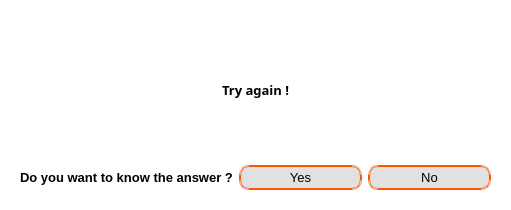
This is answer.ui in dalmagathe/Vokabellernen as Qt 5 draws it before an edit. The edited form follows.
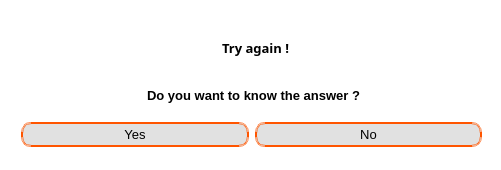
This is the edited form. Icons and pictures are not drawn.

The edit to the form file:
```diff
--- a/answer.ui
+++ b/answer.ui
@@ -6,8 +6,8 @@
    <rect>
     <x>0</x>
     <y>0</y>
-    <width>511</width>
-    <height>210</height>
+    <width>501</width>
+    <height>170</height>
    </rect>
   </property>
   <property name="windowTitle">
@@ -23,9 +23,15 @@
       <number>0</number>
      </property>
      <widget class="QWidget" name="page">
-      <layout class="QVBoxLayout" name="verticalLayout_3">
-       <item>
         <widget class="QLabel" name="label">
+       <property name="geometry">
+        <rect>
+         <x>14</x>
+         <y>6</y>
+         <width>461</width>
+         <height>61</height>
+        </rect>
+       </property>
          <property name="font">
           <font>
            <family>Arial Black</family>
@@ -35,7 +41,9 @@
           </font>
          </property>
          <property name="styleSheet">
-          <string notr="true"/>
+        <string notr="true">background-image: url(:/answer/emoji.png);
+background-repeat:no-repeat;
+background-position:left center;</string>
          </property>
          <property name="text">
           <string>Try again !</string>
@@ -44,11 +52,15 @@
           <set>Qt::AlignCenter</set>
          </property>
         </widget>
-       </item>
-       <item>
-        <layout class="QHBoxLayout" name="horizontalLayout">
-         <item>
           <widget class="QLabel" name="label_2">
+       <property name="geometry">
+        <rect>
+         <x>133</x>
+         <y>76</y>
+         <width>219</width>
+         <height>16</height>
+        </rect>
+       </property>
            <property name="font">
             <font>
              <family>Arial</family>
@@ -60,8 +72,20 @@
            <property name="text">
             <string>Do you want to know the answer ?</string>
            </property>
-          </widget>
-         </item>
+       <property name="alignment">
+        <set>Qt::AlignCenter</set>
+       </property>
+      </widget>
+      <widget class="QWidget" name="">
+       <property name="geometry">
+        <rect>
+         <x>10</x>
+         <y>110</y>
+         <width>461</width>
+         <height>28</height>
+        </rect>
+       </property>
+       <layout class="QHBoxLayout" name="horizontalLayout">
          <item>
           <widget class="QPushButton" name="pushButton">
            <property name="font">
@@ -121,8 +145,7 @@
           </widget>
          </item>
         </layout>
-       </item>
-      </layout>
+      </widget>
      </widget>
      <widget class="QWidget" name="page_3">
       <layout class="QFormLayout" name="formLayout">
@@ -153,7 +176,11 @@
           </font>
          </property>
          <property name="styleSheet">
-          <string notr="true"/>
+          <string notr="true">border-style: double;
+border-width: 2px;
+border-radius: 10px;
+border-color: rgb(255, 85, 0);
+padding-left: 10px;</string>
          </property>
         </widget>
        </item>
@@ -165,6 +192,13 @@
            <pointsize>10</pointsize>
           </font>
          </property>
+         <property name="styleSheet">
+          <string notr="true">border-style: double;
+border-width: 2px;
+border-radius: 10px;
+border-color: rgb(255, 85, 0);
+padding-left: 10px;</string>
+         </property>
         </widget>
        </item>
        <item row="2" column="1">
@@ -175,6 +209,13 @@
            <pointsize>10</pointsize>
           </font>
          </property>
+         <property name="styleSheet">
+          <string notr="true">border-style: double;
+border-width: 2px;
+border-radius: 10px;
+border-color: rgb(255, 85, 0);
+padding-left: 10px;</string>
+         </property>
         </widget>
        </item>
        <item row="3" column="1">
@@ -189,7 +230,11 @@
           </font>
          </property>
          <property name="styleSheet">
-          <string notr="true"/>
+          <string notr="true">border-style: double;
+border-width: 2px;
+border-radius: 10px;
+border-color: rgb(255, 85, 0);
+padding-left: 10px;</string>
          </property>
         </widget>
        </item>
@@ -201,6 +246,13 @@
            <pointsize>10</pointsize>
           </font>
          </property>
+         <property name="styleSheet">
+          <string notr="true">border-style: double;
+border-width: 2px;
+border-radius: 10px;
+border-color: rgb(255, 85, 0);
+padding-left: 10px;</string>
+         </property>
         </widget>
        </item>
        <item row="1" column="0">
```
Lines whose indentation alone changed are shown as unchanged.
